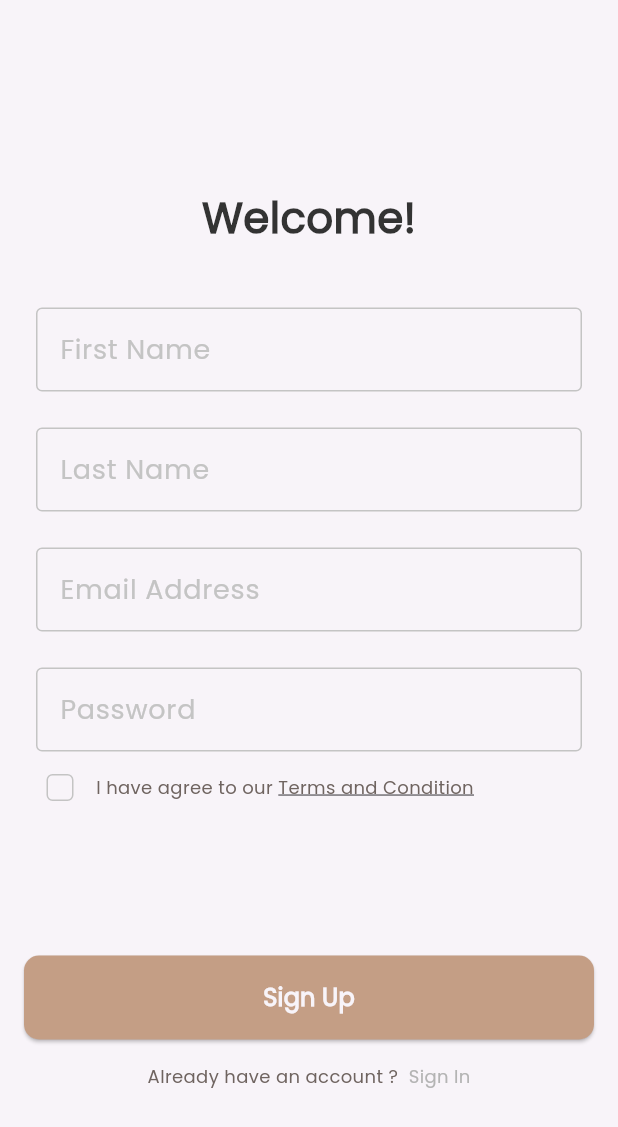
After one commit to mostafanagy0/dalel, a Flutter app: the screen it shows after launch, after a tap on "Skip", on a phone screen of 412 x 824 dp. The commit adds this screen. Shown: the top 1127 px of the screen. Run offline on Flutter 3.47's test engine with Material 3 defaults, Android fonts, the phone set to English and light mode, and no system bars; our stand-ins replace firebase_auth, firebase_core, flutter_bloc, get_it, go_router, shared_preferences and 1 more; accounts and stored records are empty.

Commit message:
create account with email and password

```diff
--- /dev/null
+++ b/lib/app/dalel_app.dart
@@ -0,0 +1,19 @@
+import 'package:dalel/core/routes/App_Router.dart';
+import 'package:dalel/core/utils/app_colors.dart';
+import 'package:flutter/material.dart';
+
+class Dalel extends StatelessWidget {
+  const Dalel({super.key});
+
+  // This widget is the root of your application.
+  @override
+  Widget build(BuildContext context) {
+    return MaterialApp.router(
+      theme: ThemeData(
+        scaffoldBackgroundColor: AppColors.offWhite,
+      ),
+      debugShowCheckedModeBanner: false,
+      routerConfig: router,
+    );
+  }
+}
--- /dev/null
+++ b/lib/core/func/check_stste_changes.dart
@@ -0,0 +1,16 @@
+import 'package:firebase_auth/firebase_auth.dart';
+import 'package:flutter/foundation.dart';
+
+void chackStateChanges() {
+  FirebaseAuth.instance.authStateChanges().listen((User? user) {
+    if (user == null) {
+      if (kDebugMode) {
+        print('User is currently signed out!');
+      }
+    } else {
+      if (kDebugMode) {
+        print('User is signed in!');
+      }
+    }
+  });
+}
--- a/lib/feature/auth/presentation/auth_cubit/cubit/auth_cubit.dart
+++ b/lib/feature/auth/presentation/auth_cubit/cubit/auth_cubit.dart
@@ -1,6 +1,34 @@
 import 'package:dalel/feature/auth/presentation/auth_cubit/cubit/auth_state.dart';
+import 'package:firebase_auth/firebase_auth.dart';
 import 'package:flutter_bloc/flutter_bloc.dart';
 
 class AuthCubit extends Cubit<AuthState> {
   AuthCubit() : super(AuthInitial());
+
+  late String? fristName;
+  late String? lastName;
+  late String? emailAddress;
+  late String? password;
+
+  signUpWithEmailAndPassWord() async {
+    try {
+      emit(SignUplodingStete());
+      final credential =
+          await FirebaseAuth.instance.createUserWithEmailAndPassword(
+        email: emailAddress!,
+        password: password!,
+      );
+      emit(SignUpSuccessState());
+    } on FirebaseAuthException catch (e) {
+      if (e.code == 'weak-password') {
+        emit(SignUpFailureState(
+            errMessage: 'The password provided is too weak.'));
+      } else if (e.code == 'email-already-in-use') {
+        emit(SignUpFailureState(
+            errMessage: 'The account already exists for that email.'));
+      }
+    } catch (e) {
+      emit(SignUpFailureState(errMessage: e.toString()));
+    }
+  }
 }
--- a/lib/feature/auth/presentation/auth_cubit/cubit/auth_state.dart
+++ b/lib/feature/auth/presentation/auth_cubit/cubit/auth_state.dart
@@ -1,3 +1,13 @@
 class AuthState {}
 
 final class AuthInitial extends AuthState {}
+
+final class SignUplodingStete extends AuthState {}
+
+final class SignUpSuccessState extends AuthState {}
+
+final class SignUpFailureState extends AuthState {
+  final String errMessage;
+
+  SignUpFailureState({required this.errMessage});
+}
--- a/lib/feature/auth/presentation/views/signUp_View.dart
+++ b/lib/feature/auth/presentation/views/signUp_View.dart
@@ -1,8 +1,6 @@
 import 'package:dalel/core/utils/App_Strings.dart';
-import 'package:dalel/core/widgets/custom_buttom.dart';
-import 'package:dalel/feature/auth/presentation/widgets/custom_text_feild.dart';
+import 'package:dalel/feature/auth/presentation/widgets/custom_signup_form.dart';
 import 'package:dalel/feature/auth/presentation/widgets/have_account_widget.dart';
-import 'package:dalel/feature/auth/presentation/widgets/terms_conditions_widget.dart';
 import 'package:dalel/feature/auth/presentation/widgets/welcom_text_widget.dart';
 import 'package:flutter/material.dart';
 
@@ -11,40 +9,18 @@ class SignUpView extends StatelessWidget {
 
   @override
   Widget build(BuildContext context) {
-    return Scaffold(
+    return const Scaffold(
       body: Padding(
-        padding: const EdgeInsets.symmetric(horizontal: 16),
+        padding: EdgeInsets.symmetric(horizontal: 16),
         child: CustomScrollView(
           slivers: [
-            const SliverToBoxAdapter(child: SizedBox(height: 125)),
-            const SliverToBoxAdapter(
+            SliverToBoxAdapter(child: SizedBox(height: 125)),
+            SliverToBoxAdapter(
                 child: WelcomeTextWidget(text: AppStrings.welcome)),
-            const SliverToBoxAdapter(child: SizedBox(height: 16)),
-            const SliverToBoxAdapter(
-                child: CustomtextFeild(
-              labelText: AppStrings.fristName,
-            )),
-            const SliverToBoxAdapter(
-                child: CustomtextFeild(
-              labelText: AppStrings.lastName,
-            )),
-            const SliverToBoxAdapter(
-                child: CustomtextFeild(
-              labelText: AppStrings.emailAddress,
-            )),
-            const SliverToBoxAdapter(
-                child: CustomtextFeild(
-              labelText: AppStrings.password,
-            )),
-            const SliverToBoxAdapter(
-              child: TermsAndconditionWidget(),
-            ),
-            const SliverToBoxAdapter(child: SizedBox(height: 88)),
+            SliverToBoxAdapter(child: SizedBox(height: 16)),
+            SliverToBoxAdapter(child: CustomSignUpForm()),
+            SliverToBoxAdapter(child: SizedBox(height: 16)),
             SliverToBoxAdapter(
-              child: CustomButtom(onPressed: () {}, text: AppStrings.signUp),
-            ),
-            const SliverToBoxAdapter(child: SizedBox(height: 16)),
-            const SliverToBoxAdapter(
               child: HaveAnAccountWidget(
                   text1: AppStrings.alreadyHaveAnAccount,
                   text2: AppStrings.signIn),
--- /dev/null
+++ b/lib/feature/auth/presentation/widgets/custom_signup_form.dart
@@ -0,0 +1,60 @@
+import 'package:dalel/core/utils/App_Strings.dart';
+import 'package:dalel/core/widgets/custom_buttom.dart';
+import 'package:dalel/feature/auth/presentation/auth_cubit/cubit/auth_cubit.dart';
+import 'package:dalel/feature/auth/presentation/auth_cubit/cubit/auth_state.dart';
+import 'package:dalel/feature/auth/presentation/widgets/custom_text_feild.dart';
+import 'package:dalel/feature/auth/presentation/widgets/terms_conditions_widget.dart';
+import 'package:flutter/material.dart';
+import 'package:flutter_bloc/flutter_bloc.dart';
+
+class CustomSignUpForm extends StatelessWidget {
+  const CustomSignUpForm({super.key});
+
+  @override
+  Widget build(BuildContext context) {
+    return BlocConsumer<AuthCubit, AuthState>(
+      listener: (context, state) {
+        // TODO: implement listener
+      },
+      builder: (context, state) {
+        return Form(
+            child: Column(
+          children: [
+            CustomTextFormFeild(
+              labelText: AppStrings.fristName,
+              onChanged: (fristName) {
+                BlocProvider.of<AuthCubit>(context).fristName = fristName;
+              },
+            ),
+            CustomTextFormFeild(
+              labelText: AppStrings.lastName,
+              onChanged: (lastName) {
+                BlocProvider.of<AuthCubit>(context).lastName = lastName;
+              },
+            ),
+            CustomTextFormFeild(
+              labelText: AppStrings.emailAddress,
+              onChanged: (emailAddress) {
+                BlocProvider.of<AuthCubit>(context).emailAddress = emailAddress;
+              },
+            ),
+            CustomTextFormFeild(
+              labelText: AppStrings.password,
+              onChanged: (password) {
+                BlocProvider.of<AuthCubit>(context).password = password;
+              },
+            ),
+            const TermsAndconditionWidget(),
+            const SizedBox(height: 88),
+            CustomButtom(
+                onPressed: () {
+                  BlocProvider.of<AuthCubit>(context)
+                      .signUpWithEmailAndPassWord();
+                },
+                text: AppStrings.signUp),
+          ],
+        ));
+      },
+    );
+  }
+}
--- a/lib/feature/auth/presentation/widgets/custom_text_feild.dart
+++ b/lib/feature/auth/presentation/widgets/custom_text_feild.dart
@@ -2,14 +2,22 @@ import 'package:dalel/core/utils/app_colors.dart';
 import 'package:dalel/core/utils/app_text_style.dart';
 import 'package:flutter/material.dart';
 
-class CustomtextFeild extends StatelessWidget {
-  const CustomtextFeild({super.key, required this.labelText});
+class CustomTextFormFeild extends StatelessWidget {
+  const CustomTextFormFeild(
+      {super.key,
+      required this.labelText,
+      this.onChanged,
+      this.onFieldSubmitted});
   final String labelText;
+  final Function(String)? onChanged;
+  final Function(String)? onFieldSubmitted;
   @override
   Widget build(BuildContext context) {
     return Padding(
       padding: const EdgeInsets.only(right: 8, left: 8, top: 24),
-      child: TextField(
+      child: TextFormField(
+        onChanged: onChanged,
+        onFieldSubmitted: onFieldSubmitted,
         decoration: InputDecoration(
           labelText: labelText,
           labelStyle: CustomtextStyles.poppins500style18,
--- a/lib/main.dart
+++ b/lib/main.dart
@@ -1,7 +1,7 @@
+import 'package:dalel/app/dalel_app.dart';
 import 'package:dalel/core/database/cashe/cash_helper.dart';
-import 'package:dalel/core/routes/App_Router.dart';
+import 'package:dalel/core/func/check_stste_changes.dart';
 import 'package:dalel/core/services/service_locator.dart';
-import 'package:dalel/core/utils/app_colors.dart';
 import 'package:dalel/firebase_options.dart';
 import 'package:firebase_core/firebase_core.dart';
 import 'package:flutter/material.dart';
@@ -13,21 +13,6 @@ void main() async {
   );
   setupServiceLocator();
   await getIt<CacheHelper>().init();
-  runApp(const MyApp());
+  chackStateChanges();
+  runApp(const Dalel());
 }
-
-class MyApp extends StatelessWidget {
-  const MyApp({super.key});
-
-  // This widget is the root of your application.
-  @override
-  Widget build(BuildContext context) {
-    return MaterialApp.router(
-      theme: ThemeData(
-        scaffoldBackgroundColor: AppColors.offWhite,
-      ),
-      debugShowCheckedModeBanner: false,
-      routerConfig: router,
-    );
-  }
-}
--- a/pubspec.yaml
+++ b/pubspec.yaml
@@ -29,6 +29,7 @@ environment:
 # versions available, run `flutter pub outdated`.
 dependencies:
   cupertino_icons: ^1.0.6
+  firebase_auth: ^4.10.0
   firebase_core: ^2.16.0
   flutter:
     sdk: flutter
```
Also changed, not shown: pubspec.lock, 4 other files.
